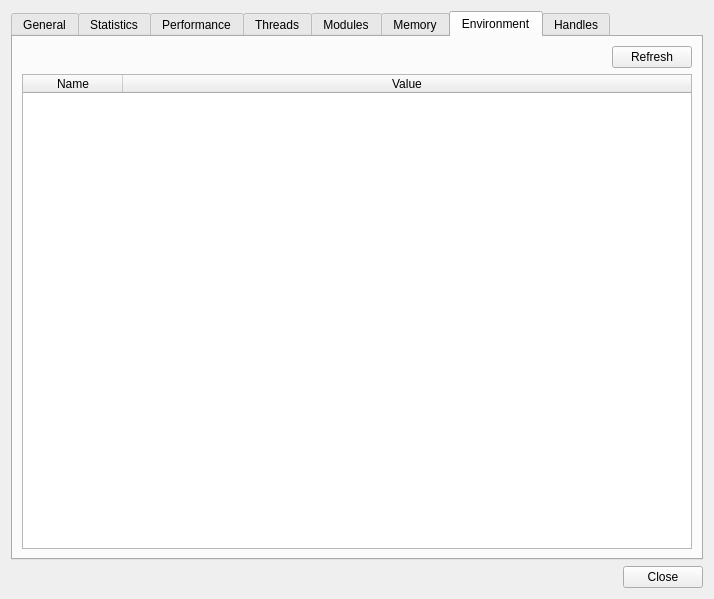
eteran/edb-debugger, file plugins/ProcessProperties/dialogprocess.ui: the form before one commit.
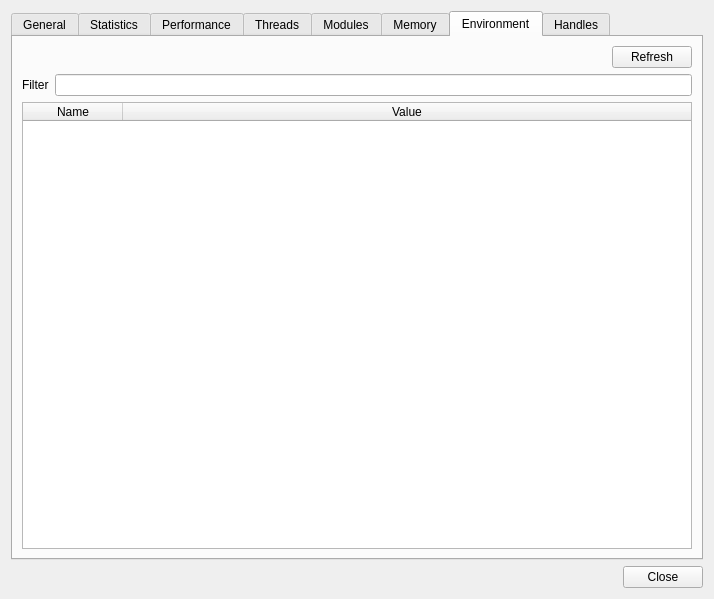
The form after the commit. The open tabs and pages were chosen to show the change. Icons and pictures are not drawn.

Commit message: added ability to view environment on Linux

```diff
--- a/plugins/ProcessProperties/dialogprocess.ui
+++ b/plugins/ProcessProperties/dialogprocess.ui
@@ -316,8 +316,10 @@
       <attribute name="title">
        <string>Environment</string>
       </attribute>
-      <layout class="QGridLayout" name="gridLayout_5">
-       <item row="0" column="0">
+      <layout class="QVBoxLayout" name="verticalLayout">
+       <item>
+        <layout class="QHBoxLayout" name="horizontalLayout_2">
+         <item>
         <spacer name="horizontalSpacer_3">
          <property name="orientation">
           <enum>Qt::Horizontal</enum>
@@ -330,14 +332,30 @@
          </property>
         </spacer>
        </item>
-       <item row="0" column="1">
+         <item>
         <widget class="QPushButton" name="btnRefreshEnvironment">
          <property name="text">
           <string>Refresh</string>
          </property>
         </widget>
        </item>
-       <item row="1" column="0" colspan="2">
+        </layout>
+       </item>
+       <item>
+        <layout class="QHBoxLayout" name="horizontalLayout">
+         <item>
+          <widget class="QLabel" name="label_4">
+           <property name="text">
+            <string>Filter</string>
+           </property>
+          </widget>
+         </item>
+         <item>
+          <widget class="QLineEdit" name="txtSearchEnvironment"/>
+         </item>
+        </layout>
+       </item>
+       <item>
         <widget class="QTableWidget" name="tableEnvironment">
          <property name="editTriggers">
           <set>QAbstractItemView::NoEditTriggers</set>
```
Lines whose indentation alone changed are shown as unchanged. The commit also changes 2 other files.
